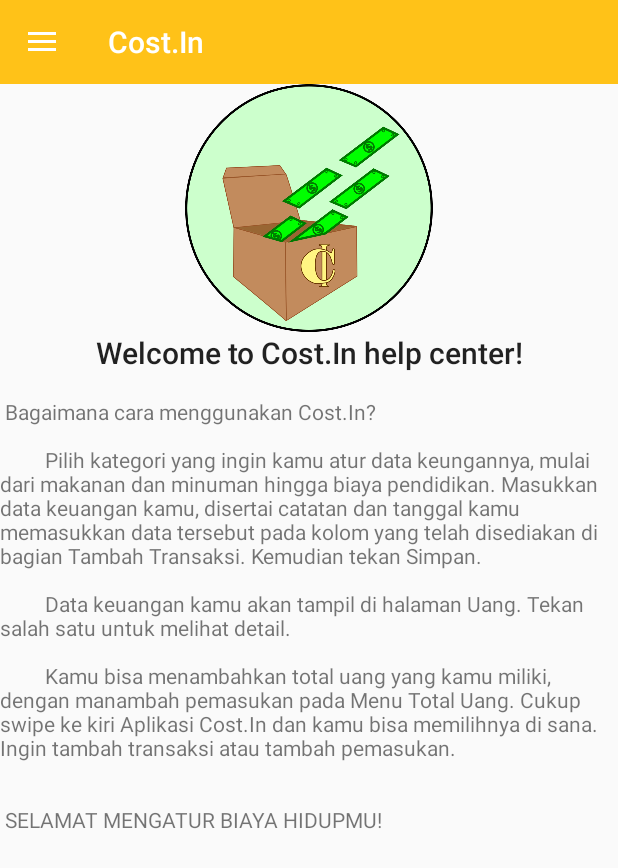
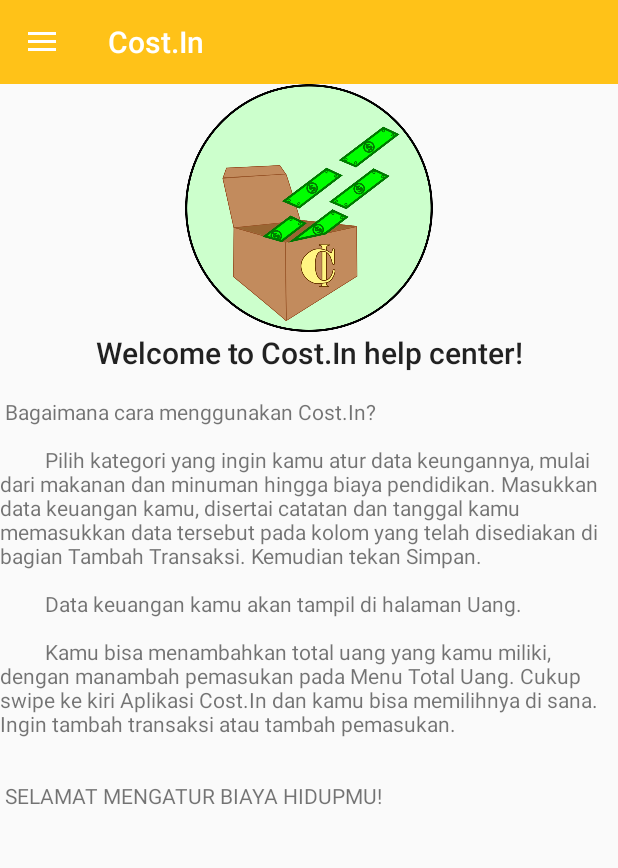
Before and after one commit to ViramelianaXIR133/Cost.In, an Android app: the screen it shows after launch (MainActivity), in the side drawer, after a tap on "Help", on a phone screen of 412 x 824 dp. Shown: the top 868 px of the screen. Run offline under Robolectric (Android 15) with nearby library versions, the phone set to English and light mode, and no system bars.

Commit message:
Help Fragment

```diff
--- a/app/src/main/res/layout/fragment_help.xml
+++ b/app/src/main/res/layout/fragment_help.xml
@@ -36,7 +36,7 @@
         android:layout_height="wrap_content"
         android:text="\n Bagaimana cara menggunakan Cost.In? \n\n
         Pilih kategori yang ingin kamu atur data keungannya, mulai dari makanan dan minuman hingga biaya pendidikan. Masukkan data keuangan kamu, disertai catatan dan tanggal kamu memasukkan data tersebut pada kolom yang telah disediakan di bagian Tambah Transaksi. Kemudian tekan Simpan.\n\n
-        Data keuangan kamu akan tampil di halaman Uang. Tekan salah satu untuk melihat detail. \n\n
+        Data keuangan kamu akan tampil di halaman Uang. \n\n
         Kamu bisa menambahkan total uang yang kamu miliki, dengan manambah pemasukan pada Menu Total Uang. Cukup swipe ke kiri Aplikasi Cost.In dan kamu bisa memilihnya di sana. Ingin tambah transaksi atau tambah pemasukan.
         \n\n\n SELAMAT MENGATUR BIAYA HIDUPMU!" />
     </ScrollView>
```
